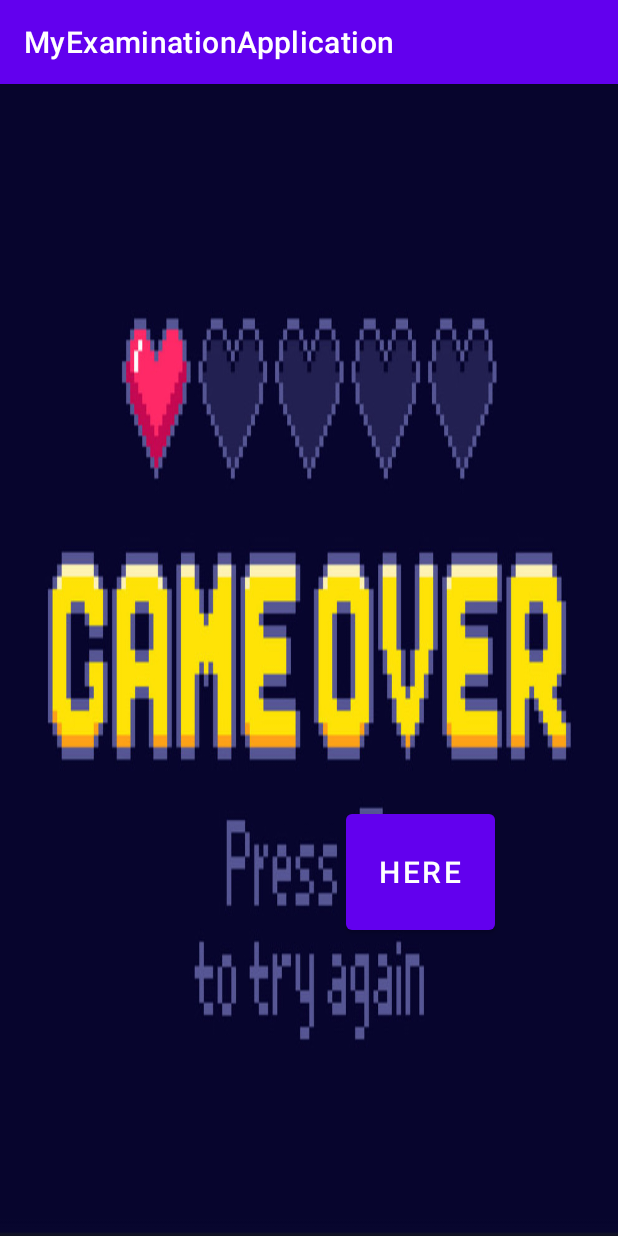
After one commit to JonasB91/CardgameExamApp, an Android app: the ActivityLose screen opened directly, with no data from a screen before it, on a phone screen of 412 x 824 dp. The commit adds this screen. Run offline under Robolectric (Android 15) with nearby library versions, the phone set to English and light mode, and no system bars.

Commit message:
Fixade win/lose aktivitet

```diff
--- /dev/null
+++ b/app/src/main/java/com/example/myexaminationapplication/ActivityLose.kt
@@ -0,0 +1,24 @@
+package com.example.myexaminationapplication
+
+import androidx.appcompat.app.AppCompatActivity
+import android.os.Bundle
+import android.widget.Button
+
+class ActivityLose : AppCompatActivity() {
+
+
+    override fun onCreate(savedInstanceState: Bundle?) {
+        super.onCreate(savedInstanceState)
+        setContentView(R.layout.activity_lose)
+
+        val backButton = findViewById<Button>(R.id.loseButton)
+        backButton.setOnClickListener {
+            finish()
+        }
+
+
+
+
+
+    }
+}
--- /dev/null
+++ b/app/src/main/res/layout/activity_lose.xml
@@ -0,0 +1,22 @@
+<?xml version="1.0" encoding="utf-8"?>
+<androidx.constraintlayout.widget.ConstraintLayout xmlns:android="http://schemas.android.com/apk/res/android"
+    xmlns:app="http://schemas.android.com/apk/res-auto"
+    xmlns:tools="http://schemas.android.com/tools"
+    android:layout_width="match_parent"
+    android:layout_height="match_parent"
+    android:background="@drawable/gameover"
+    tools:context=".ActivityLose">
+
+    <Button
+        android:id="@+id/loseButton"
+        android:layout_width="99dp"
+        android:layout_height="89dp"
+        android:text="Here"
+        android:textSize="20sp"
+        app:layout_constraintBottom_toBottomOf="parent"
+        app:layout_constraintEnd_toEndOf="parent"
+        app:layout_constraintHorizontal_bias="0.737"
+        app:layout_constraintStart_toStartOf="parent"
+        app:layout_constraintTop_toTopOf="parent"
+        app:layout_constraintVertical_bias="0.708" />
+</androidx.constraintlayout.widget.ConstraintLayout>
```
Also changed, not shown: app/src/main/AndroidManifest.xml (+9 -0 lines), app/src/main/java/com/example/myexaminationapplication/ActivityWinPage_Main.kt (added, +19 -0 lines), app/src/main/java/com/example/myexaminationapplication/MainActivity.kt (+33 -3 lines), app/src/main/res/layout/activity_main.xml (+17 -2 lines), app/src/main/res/layout/activity_win_page.xml (added, +34 -0 lines), app/src/main/res/drawable/gameover.jpeg (added), app/src/main/res/drawable/winnerpicture.webp (added).
